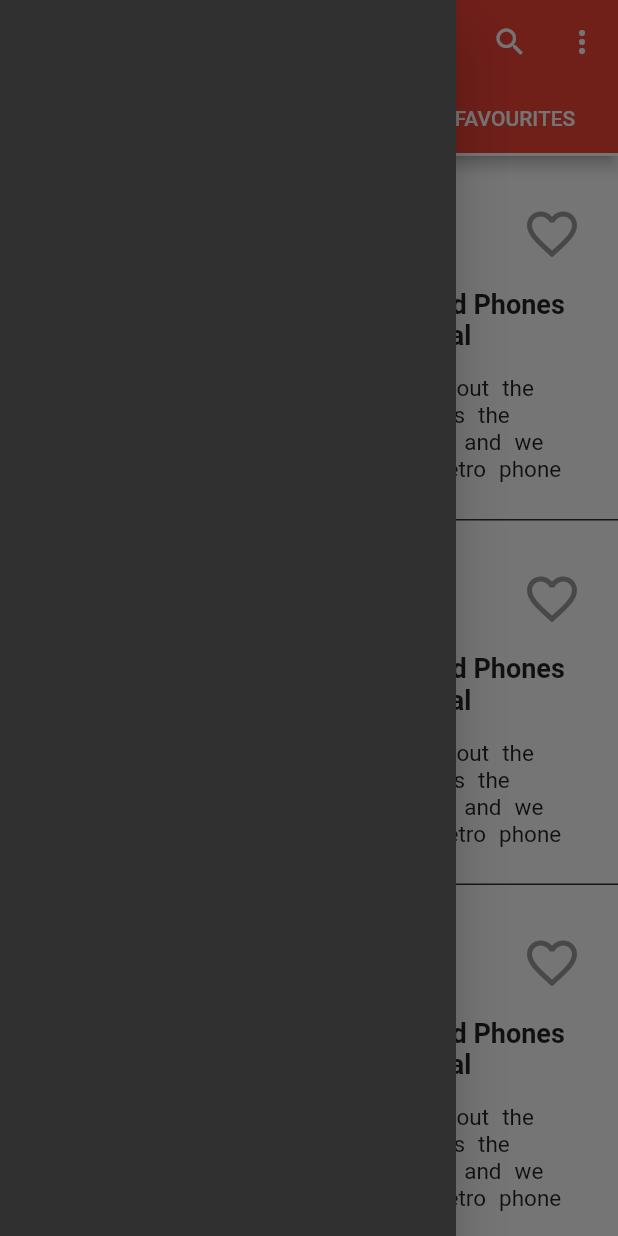
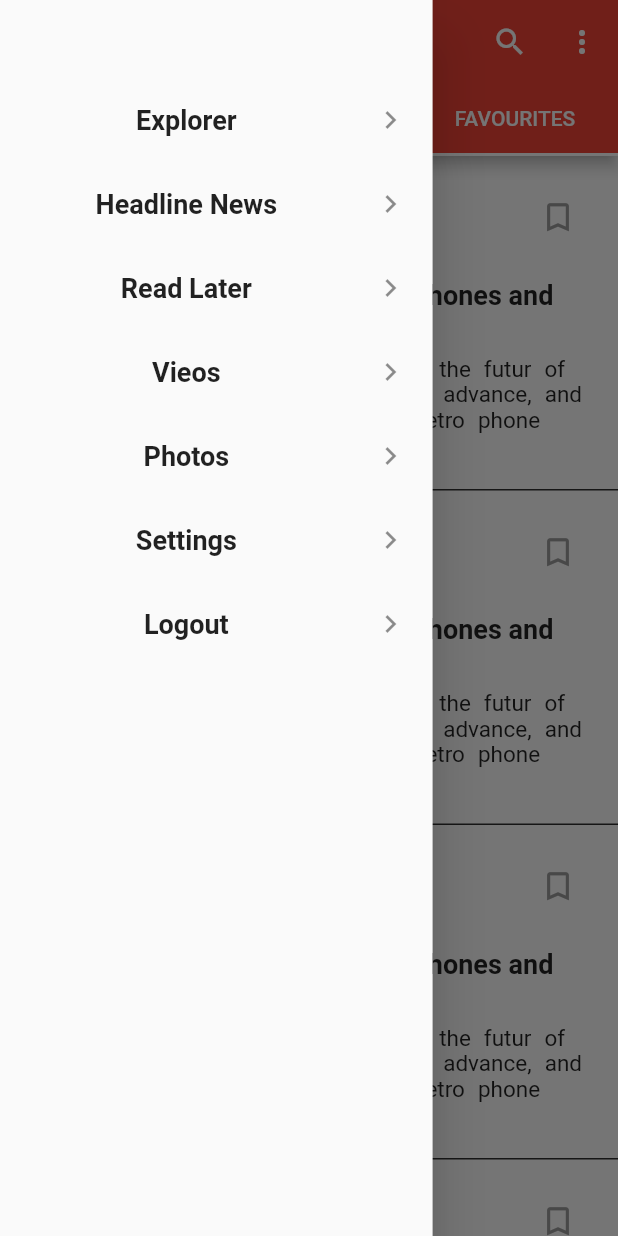
Before and after one commit to omar1413/news_app_flutter, a Flutter app: the Home screen opened directly, tab 3 chosen, with the side drawer open, on a phone screen of 412 x 824 dp. Run offline on Flutter 3.47's test engine with Material 2 defaults, Android fonts, the phone set to English and light mode, and no system bars; our stand-ins replace rxdart, shared_preferences; accounts and stored records are empty.

Commit message:
add drawer and refactor favourites screen

```diff
--- a/lib/src/components/drawer.dart
+++ b/lib/src/components/drawer.dart
@@ -1,8 +1,45 @@
 import 'package:flutter/material.dart';
 
 class MyDrawer extends StatelessWidget {
+  List<String> navMenu = [
+    'Explorer',
+    'Headline News',
+    'Read Later',
+    'Vieos',
+    'Photos',
+    'Settings',
+    'Logout',
+  ];
+
   @override
   Widget build(BuildContext context) {
-    return Drawer();
+    return Theme(
+      data: ThemeData.light(),
+      child: SizedBox(
+        width: MediaQuery.of(context).size.width * 0.70,
+        child: Drawer(
+          child: Padding(
+            padding: const EdgeInsets.only(top: 52.0),
+            child: ListView.builder(
+              itemBuilder: (context, index) {
+                return ListTile(
+                  title: Center(
+                    child: Text(
+                      navMenu[index],
+                      style: TextStyle(
+                        fontWeight: FontWeight.w700,
+                        fontSize: 18.0,
+                      ),
+                    ),
+                  ),
+                  trailing: Icon(Icons.chevron_right),
+                );
+              },
+              itemCount: navMenu.length,
+            ),
+          ),
+        ),
+      ),
+    );
   }
 }
--- a/lib/src/components/news_view.dart
+++ b/lib/src/components/news_view.dart
@@ -8,7 +8,7 @@ class NewsView extends StatelessWidget {
   Widget build(BuildContext context) {
     return Container(
       color: Colors.white.withOpacity(1),
-      padding: EdgeInsets.all(24.0),
+      padding: EdgeInsets.all(16.0),
       child: Column(
         crossAxisAlignment: CrossAxisAlignment.stretch,
         children: <Widget>[
@@ -33,20 +33,20 @@ class _NewsBody extends StatelessWidget {
         crossAxisAlignment: CrossAxisAlignment.start,
         children: <Widget>[
           Container(
-            margin: EdgeInsets.only(right: 16.0),
-            height: 125,
-            width: 150,
+            margin: EdgeInsets.only(right: 8.0),
+            height: 124,
+            width: 124,
             color: Colors.black.withOpacity(0.85),
           ),
           Expanded(
             child: Column(
               children: <Widget>[
                 HeaderText('Tech Tent : Old Phones and save social'),
-                SizedBox(height: 16.0),
+                SizedBox(height: 10.0),
                 MinorText(
                   'we also talk about the futur of work as the robots advance, and we ask whether aretro phone ',
                   fontSize: 15.0,
-                  height: 1.2,
+                  height: 1.1,
                 ),
               ],
             ),
@@ -70,8 +70,8 @@ class _AuthorRow extends StatelessWidget {
         children: <Widget>[
           Container(
             margin: EdgeInsets.only(right: 8.0),
-            width: 40,
-            height: 40,
+            width: 50,
+            height: 50,
             decoration: BoxDecoration(
               shape: BoxShape.circle,
               color: Colors.redAccent,
@@ -92,8 +92,8 @@ class _AuthorRow extends StatelessWidget {
               child: IconButton(
                 onPressed: () {},
                 icon: Icon(
-                  Icons.favorite_border,
-                  size: 40.0,
+                  Icons.bookmark_border,
+                  size: 25.0,
                   color: Colors.grey,
                 ),
               ),
```
